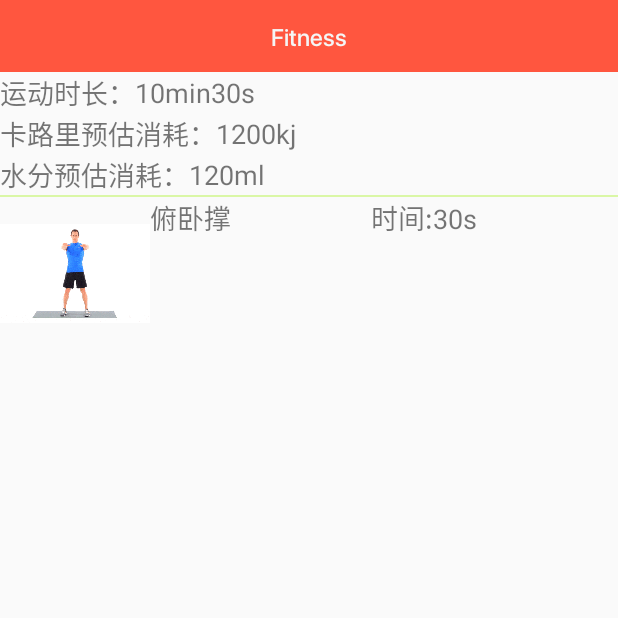
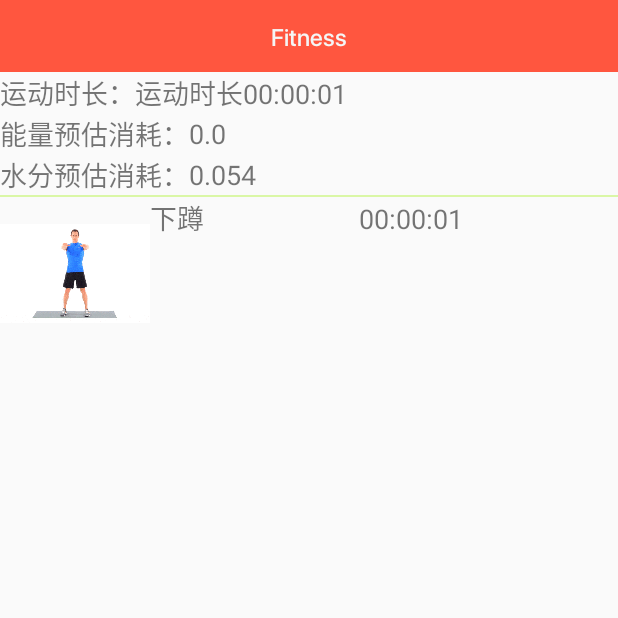
Before and after one commit to shuxinpei/ActionRecognition, an Android app: the SpecifyActionDataActivity screen opened directly, with no data from a screen before it, on a phone screen of 412 x 824 dp, the top half of it. Run offline under Robolectric (Android 15) with nearby library versions, the phone set to English and light mode, and no system bars.

Commit message:
change the data after the action

```diff
--- a/SplashLoginSignup-master/SplashLoginSignup-master/app/src/main/java/com/md/View/SpecifyActionDataActivity.java
+++ b/SplashLoginSignup-master/SplashLoginSignup-master/app/src/main/java/com/md/View/SpecifyActionDataActivity.java
@@ -1,15 +1,47 @@
 package com.md.View;
 
+import android.content.Intent;
 import android.support.v7.app.AppCompatActivity;
 import android.os.Bundle;
+import android.widget.TextView;
 
 import com.md.splashloginsignup.R;
 
+import java.sql.Date;
+import java.text.SimpleDateFormat;
+import java.util.Random;
+
+import Util.DataHelpers.SensorRasp;
+import Util.SensorUtil;
+
 public class SpecifyActionDataActivity extends AppCompatActivity {
+    TextView action_time;
+    TextView energy;
+    TextView water;
+    TextView time;
 
     @Override
     protected void onCreate(Bundle savedInstanceState) {
         super.onCreate(savedInstanceState);
         setContentView(R.layout.activity_specify_action_data);
+        action_time =(TextView)findViewById(R.id.action_time);
+        energy =(TextView)findViewById(R.id.action_energy_consume);
+        water =(TextView)findViewById(R.id.action_water_consume);
+        time =(TextView)findViewById(R.id.time);
+        Intent intent = getIntent();
+
+        long timeaction = intent.getLongExtra("time",1000);
+
+        SimpleDateFormat sdf= new SimpleDateFormat("HH:mm:ss");
+        java.util.Date dt = new Date(timeaction);
+        String sDateTime = sdf.format(dt);  //得到精确到秒的表示：08/31/2006 21:08:00
+
+        Random ra = new Random();
+
+        action_time.setText("运动时长"+sDateTime);
+        energy.setText(String.valueOf(SensorRasp.energy));
+        water.setText(String.valueOf(SensorRasp.water));
+        time.setText(sDateTime);
+
     }
 }
--- a/SplashLoginSignup-master/SplashLoginSignup-master/app/src/main/res/layout/activity_specify_action_data.xml
+++ b/SplashLoginSignup-master/SplashLoginSignup-master/app/src/main/res/layout/activity_specify_action_data.xml
@@ -58,7 +58,7 @@
                         android:layout_width="wrap_content"
                         android:layout_height="wrap_content"
                         android:layout_gravity="center_vertical"
-                        android:text="10min30s"
+                        android:text="30.6s"
                         android:textSize="18dp" />
                 </LinearLayout>
                 <LinearLayout
@@ -70,14 +70,14 @@
                         android:layout_width="wrap_content"
                         android:layout_height="wrap_content"
                         android:layout_gravity="center_vertical"
-                        android:text="卡路里预估消耗："
+                        android:text="能量预估消耗："
                         android:textSize="18dp" />
                     <TextView
                         android:id="@+id/action_energy_consume"
                         android:layout_width="wrap_content"
                         android:layout_height="wrap_content"
                         android:layout_gravity="center_vertical"
-                        android:text="1200kj"
+                        android:text="191kj"
                         android:textSize="18dp" />
                 </LinearLayout>
                 <LinearLayout
@@ -96,7 +96,21 @@
                         android:layout_width="wrap_content"
                         android:layout_height="wrap_content"
                         android:layout_gravity="center_vertical"
-                        android:text="120ml"
+                        android:text="70.3ml"
+                        android:textSize="18dp" />
+                    <TextView
+                        android:id="@+id/action_total_number"
+                        android:layout_width="wrap_content"
+                        android:layout_height="wrap_content"
+                        android:layout_gravity="center_vertical"
+                        android:text="5"
+                        android:textSize="18dp" />
+                    <TextView
+                        android:id="@+id/action_standard_number"
+                        android:layout_width="wrap_content"
+                        android:layout_height="wrap_content"
+                        android:layout_gravity="center_vertical"
+                        android:text="4"
                         android:textSize="18dp" />
                 </LinearLayout>
                 <ImageView
@@ -116,16 +130,18 @@
                     <TextView
                         android:layout_width="wrap_content"
                         android:layout_height="wrap_content"
-                        android:text="俯卧撑"
+                        android:text="下蹲"
                         android:layout_weight="1"
                         android:textSize="18dp" />
                     <TextView
+                        android:id="@+id/time"
                         android:layout_width="wrap_content"
                         android:layout_height="wrap_content"
                         android:text="时间:30s"
                         android:layout_weight="1"
                         android:textSize="18dp" />
                 </LinearLayout>
+
             </LinearLayout>
         </ScrollView>
     </RelativeLayout>
```
Also changed, not shown: SplashLoginSignup-master/SplashLoginSignup-master/app/src/main/java/Util/DataHelpers/SensorRasp.java (+73 -34 lines), SplashLoginSignup-master/SplashLoginSignup-master/app/src/main/java/com/md/View/StartSpecifyActionActivity.java (+27 -1 lines), 2 other files.
